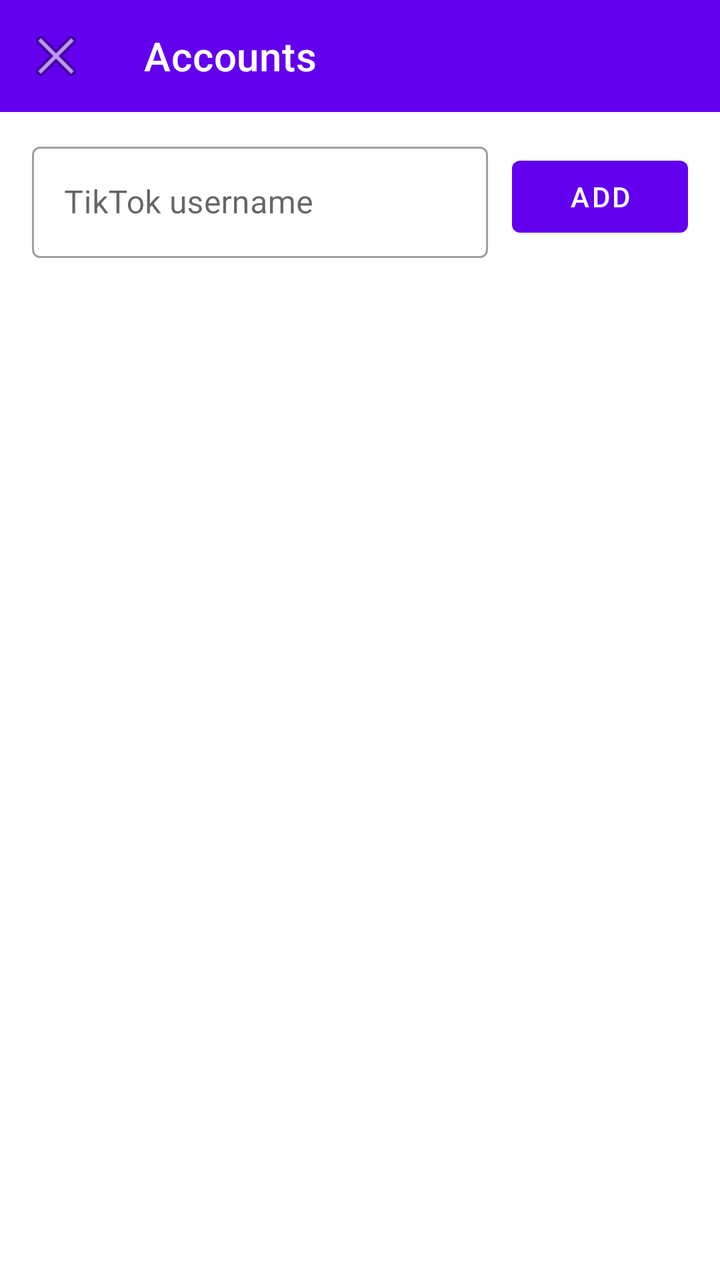
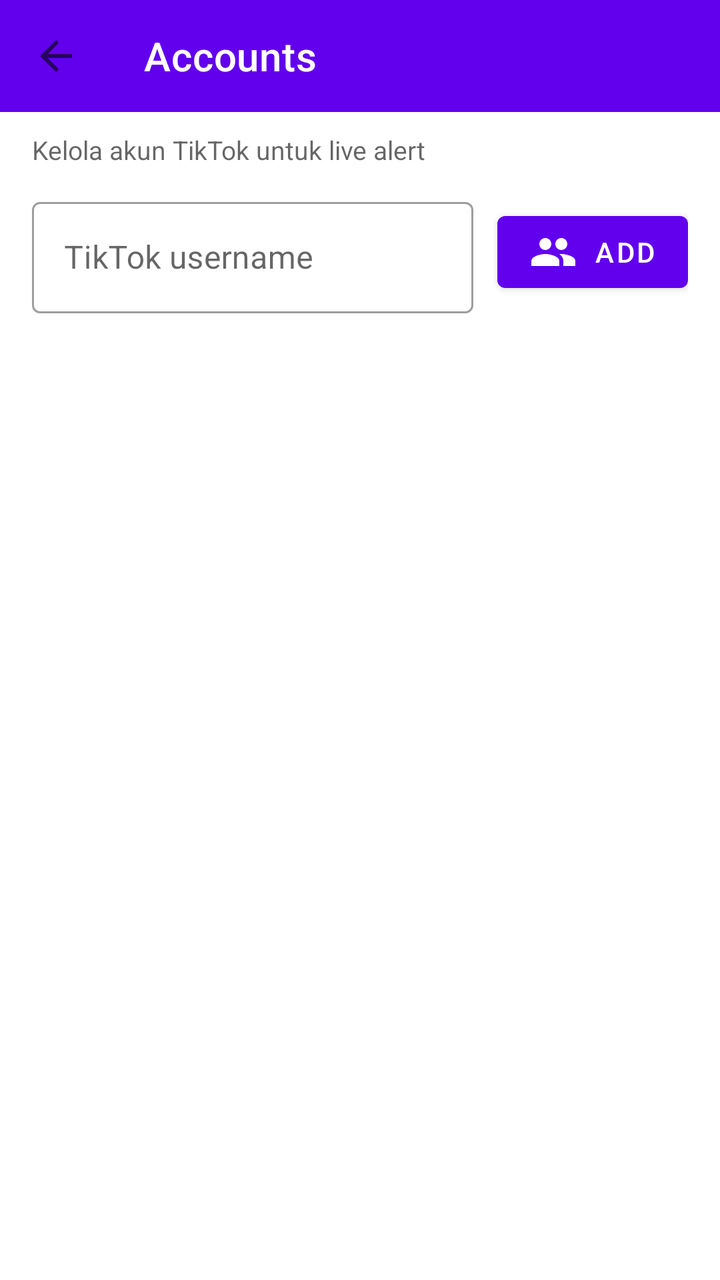

Before-and-after screenshots of an Android layout around one commit, followed by the original layout XML and the change that was made.
<!-- AndroidManifest.xml: activity theme Theme.TikTokSoundAlertToolbarNoActionBar -->
<!-- res/layout/activity_accounts.xml -->
<?xml version="1.0" encoding="utf-8"?>
<LinearLayout xmlns:android="http://schemas.android.com/apk/res/android"
    xmlns:app="http://schemas.android.com/apk/res-auto"
    android:layout_width="match_parent"
    android:layout_height="match_parent"
    android:orientation="vertical">

    <com.google.android.material.appbar.MaterialToolbar
        android:id="@+id/toolbar"
        android:layout_width="match_parent"
        android:layout_height="?attr/actionBarSize"
        android:background="?attr/colorPrimary"
        app:title="Accounts"
        app:navigationIcon="@android:drawable/ic_menu_close_clear_cancel"
        app:titleTextColor="@android:color/white" />

    <LinearLayout
        android:layout_width="match_parent"
        android:layout_height="wrap_content"
        android:orientation="horizontal"
        android:paddingStart="16dp"
        android:paddingEnd="16dp"
        android:paddingTop="12dp"
        android:paddingBottom="12dp">

        <com.google.android.material.textfield.TextInputLayout
            android:id="@+id/til_account"
            style="@style/Widget.MaterialComponents.TextInputLayout.OutlinedBox"
            android:layout_width="0dp"
            android:layout_height="wrap_content"
            android:layout_weight="1"
            android:hint="TikTok username"
            app:endIconMode="clear_text">

            <com.google.android.material.textfield.TextInputEditText
                android:id="@+id/et_account"
                android:layout_width="match_parent"
                android:layout_height="wrap_content"
                android:imeOptions="actionDone"
                android:inputType="textNoSuggestions"
                android:maxLines="1"
                android:textAllCaps="false" />
        </com.google.android.material.textfield.TextInputLayout>

        <com.google.android.material.button.MaterialButton
            android:id="@+id/btn_add"
            android:layout_width="wrap_content"
            android:layout_height="wrap_content"
            android:layout_gravity="center_vertical"
            android:layout_marginStart="12dp"
            android:text="Add" />
    </LinearLayout>

    <TextView
        android:id="@+id/tv_empty"
        android:layout_width="match_parent"
        android:layout_height="wrap_content"
        android:gravity="center"
        android:padding="24dp"
        android:text="No accounts yet. Add your first TikTok username above."
        android:textColor="@color/text_secondary"
        android:visibility="gone" />

    <androidx.recyclerview.widget.RecyclerView
        android:id="@+id/rv_accounts"
        android:layout_width="match_parent"
        android:layout_height="match_parent" />

</LinearLayout>
<!-- resources referenced by this layout -->
<resources>
  <color name="text_secondary">#99000000</color>
  <style name="Theme.TikTokSoundAlertToolbarNoActionBar" parent="Theme.MaterialComponents.DayNight.NoActionBar">
          <item name="colorPrimary">@color/primary</item>
          <item name="colorPrimaryVariant">@color/primary_variant</item>
          <item name="colorOnPrimary">@color/on_primary</item>
          <item name="colorSecondary">@color/secondary</item>
          <item name="colorOnSecondary">@color/black</item>
          <item name="android:colorBackground">@color/background</item>
          <item name="colorOnBackground">@color/on_background</item>
          <item name="colorSurface">@color/surface</item>
          <item name="colorOnSurface">@color/on_surface</item>
          <item name="android:statusBarColor">@color/background</item>
          <item name="android:windowBackground">@color/background</item>
      </style>
  <color name="primary">#FF6200EE</color>
  <color name="primary_variant">#FF3700B3</color>
  <color name="on_primary">#FFFFFFFF</color>
  <color name="secondary">#FF03DAC5</color>
  <color name="black">#FF000000</color>
  <color name="background">#FFFFFF</color>
  <color name="on_background">#FF000000</color>
  <color name="surface">#FFFFFF</color>
  <color name="on_surface">#FF000000</color>
</resources>

<!-- the commit's change to res/layout/activity_accounts.xml (unified diff, before → after) -->
@@ -3,6 +3,7 @@
     xmlns:app="http://schemas.android.com/apk/res-auto"
     android:layout_width="match_parent"
     android:layout_height="match_parent"
+    android:background="@color/background"
     android:orientation="vertical">
 
     <com.google.android.material.appbar.MaterialToolbar
@@ -10,9 +11,19 @@
         android:layout_width="match_parent"
         android:layout_height="?attr/actionBarSize"
         android:background="?attr/colorPrimary"
+        app:navigationIcon="?attr/homeAsUpIndicator"
         app:title="Accounts"
-        app:navigationIcon="@android:drawable/ic_menu_close_clear_cancel"
-        app:titleTextColor="@android:color/white" />
+        app:titleTextColor="@color/white" />
+
+    <TextView
+        android:layout_width="match_parent"
+        android:layout_height="wrap_content"
+        android:paddingStart="16dp"
+        android:paddingTop="10dp"
+        android:paddingEnd="16dp"
+        android:text="Kelola akun TikTok untuk live alert"
+        android:textColor="@color/text_secondary"
+        android:textSize="13sp" />
 
     <LinearLayout
         android:layout_width="match_parent"
@@ -48,7 +59,8 @@
             android:layout_height="wrap_content"
             android:layout_gravity="center_vertical"
             android:layout_marginStart="12dp"
-            android:text="Add" />
+            android:text="Add"
+            app:icon="@drawable/ic_people" />
     </LinearLayout>
 
     <TextView
@@ -57,13 +69,15 @@
         android:layout_height="wrap_content"
         android:gravity="center"
         android:padding="24dp"
-        android:text="No accounts yet. Add your first TikTok username above."
+        android:text="Belum ada akun. Tambahkan username TikTok di atas."
         android:textColor="@color/text_secondary"
         android:visibility="gone" />
 
     <androidx.recyclerview.widget.RecyclerView
         android:id="@+id/rv_accounts"
         android:layout_width="match_parent"
-        android:layout_height="match_parent" />
+        android:layout_height="match_parent"
+        android:clipToPadding="false"
+        android:paddingBottom="16dp" />
 
 </LinearLayout>
<!-- resource entries referenced after the edit -->
@@ -1,6 +1,18 @@
 <!-- resources referenced by this layout -->
 <resources>
   <color name="text_secondary">#99000000</color>
+  <color name="white">#FFFFFFFF</color>
+  <!-- drawable ic_people (drawable) -->
+  <?xml version="1.0" encoding="utf-8"?>
+  <vector xmlns:android="http://schemas.android.com/apk/res/android"
+      android:width="24dp"
+      android:height="24dp"
+      android:viewportWidth="24"
+      android:viewportHeight="24">
+      <path
+          android:fillColor="#FF000000"
+          android:pathData="M16,11c1.66,0 2.99,-1.34 2.99,-3S17.66,5 16,5c-1.66,0 -3,1.34 -3,3s1.34,3 3,3zM8,11c1.66,0 2.99,-1.34 2.99,-3S9.66,5 8,5C6.34,5 5,6.34 5,8s1.34,3 3,3zM8,13c-2.33,0 -7,1.17 -7,3.5V19h14v-2.5c0,-2.33 -4.67,-3.5 -7,-3.5zM16,13c-0.29,0 -0.62,0.02 -0.97,0.05 1.16,0.84 1.97,1.97 1.97,3.45V19h6v-2.5c0,-2.33 -4.67,-3.5 -7,-3.5z" />
+  </vector>
   <style name="Theme.TikTokSoundAlertToolbarNoActionBar" parent="Theme.MaterialComponents.DayNight.NoActionBar">
           <item name="colorPrimary">@color/primary</item>
           <item name="colorPrimaryVariant">@color/primary_variant</item>
